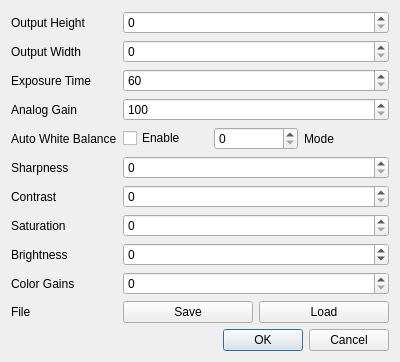
jorgetrumbel/SFVI-MIA, file RPi/ui/DialogCameraConfiguration.ui: the form before one commit.
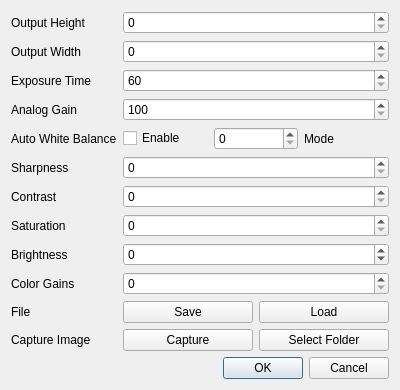
The form after the commit.

Commit message: cambios para pruebas en RPI

Patch:
```diff
--- a/RPi/ui/DialogCameraConfiguration.ui
+++ b/RPi/ui/DialogCameraConfiguration.ui
@@ -10,7 +10,7 @@
     <x>0</x>
     <y>0</y>
     <width>400</width>
-    <height>336</height>
+    <height>367</height>
    </rect>
   </property>
   <property name="windowTitle">
@@ -211,6 +211,31 @@
        </item>
       </layout>
      </item>
+     <item row="11" column="0">
+      <widget class="QLabel" name="labelCaptureFolder">
+       <property name="text">
+        <string>Capture Image</string>
+       </property>
+      </widget>
+     </item>
+     <item row="11" column="1">
+      <layout class="QHBoxLayout" name="horizontalLayout">
+       <item>
+        <widget class="QPushButton" name="buttonCapture">
+         <property name="text">
+          <string>Capture</string>
+         </property>
+        </widget>
+       </item>
+       <item>
+        <widget class="QPushButton" name="buttonSelectFolder">
+         <property name="text">
+          <string>Select Folder</string>
+         </property>
+        </widget>
+       </item>
+      </layout>
+     </item>
     </layout>
    </item>
    <item>
```
The commit also changes 2 other files.
